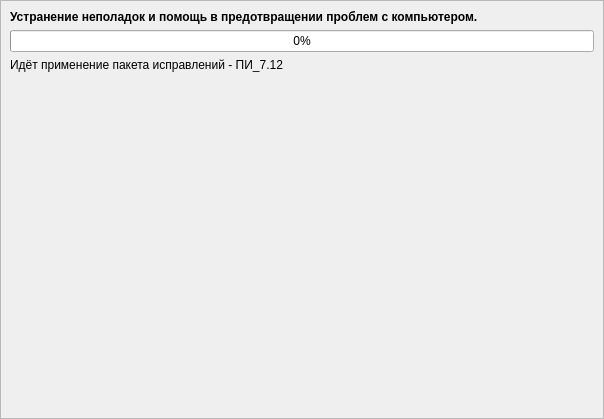
Old version of the form src/app/repairwizardpage.ui in the repository august-alt/alt-diagnostic-tool.
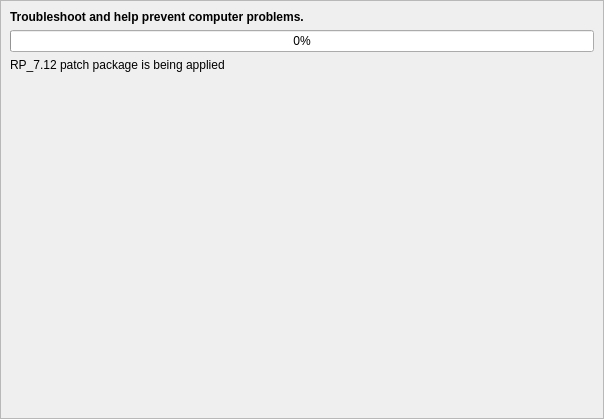
New version of the form.

```diff
--- a/src/app/repairwizardpage.ui
+++ b/src/app/repairwizardpage.ui
@@ -62,14 +62,14 @@
          </font>
         </property>
         <property name="text">
-         <string>Устранение неполадок и помощь в предотвращении проблем с компьютером.</string>
+         <string>Troubleshoot and help prevent computer problems.</string>
         </property>
        </widget>
       </item>
       <item row="3" column="0" colspan="2">
        <widget class="QLabel" name="statusLabel">
         <property name="text">
-         <string>Идёт применение пакета исправлений - ПИ_7.12</string>
+         <string>RP_7.12 patch package is being applied</string>
         </property>
        </widget>
       </item>
```
